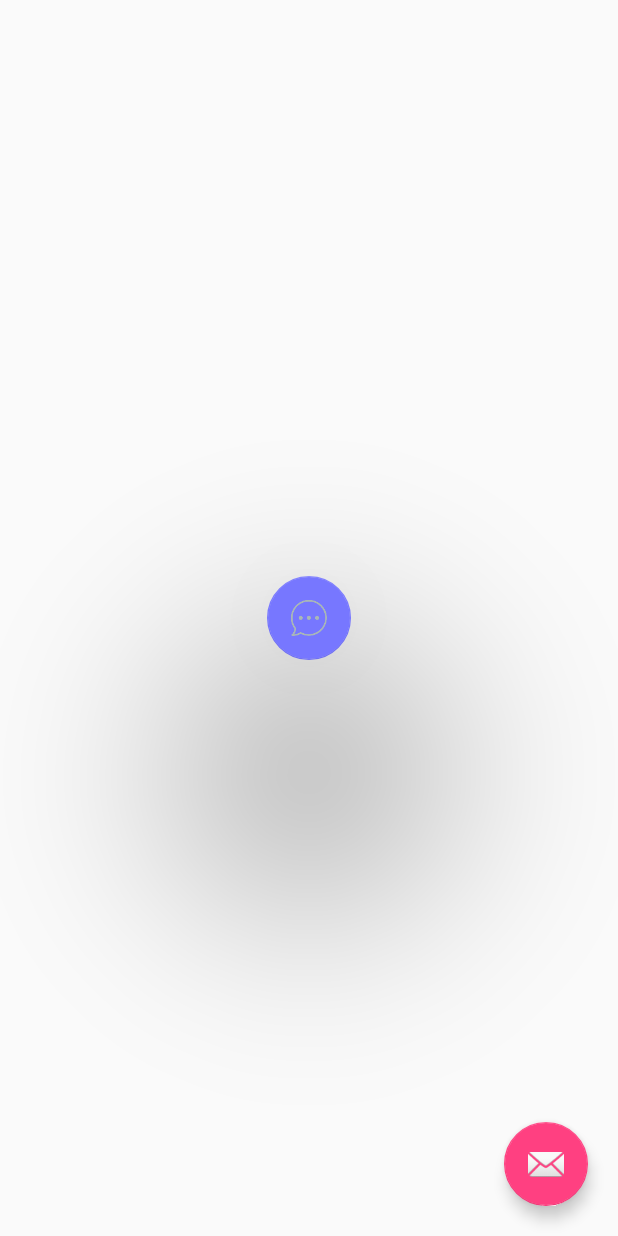
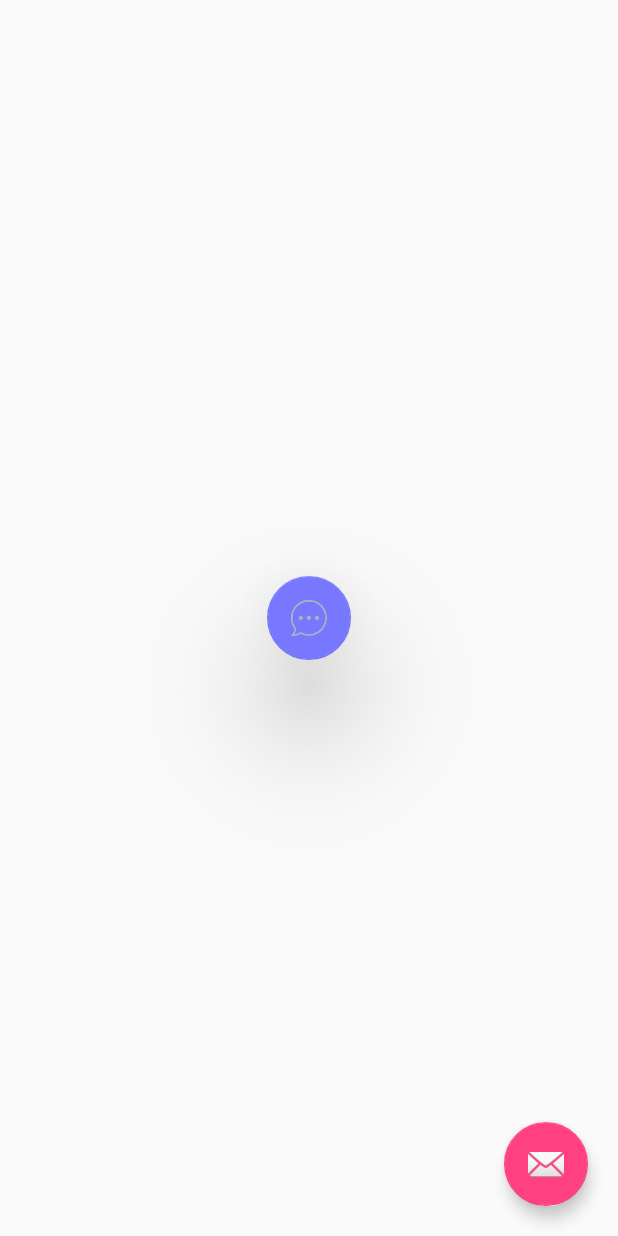
Before and after one commit to abcdnml/AAATest, an Android app: the Main2Activity screen opened directly, with no data from a screen before it, on a phone screen of 412 x 824 dp. Run offline under Robolectric (Android 15) with nearby library versions, the phone set to English and light mode, and no system bars.

Commit message:
修复按钮位置tablayout 页面不正确

```diff
--- a/materialdesign/src/main/res/layout/activity_main2.xml
+++ b/materialdesign/src/main/res/layout/activity_main2.xml
@@ -23,7 +23,7 @@
         android:layout_centerInParent="true"
         android:src="@mipmap/tab_session_normal"
         app:backgroundTint="#7777ff"
-        app:elevation="100dp"
-        app:pressedTranslationZ="100dp"
+        app:elevation="50dp"
+        app:pressedTranslationZ="50dp"
         app:rippleColor="#0000ff" />
 </RelativeLayout>
--- a/materialdesign/src/main/res/layout/activity_main3.xml
+++ b/materialdesign/src/main/res/layout/activity_main3.xml
@@ -62,9 +62,7 @@
         android:id="@+id/fab_del_tab"
         android:layout_width="wrap_content"
         android:layout_height="wrap_content"
-        android:layout_alignParentBottom="true"
-        android:layout_alignParentEnd="true"
-        android:layout_alignParentRight="true"
+        android:layout_gravity="bottom|start"
         android:layout_margin="20dp"
         android:visibility="gone"
         android:src="@mipmap/del" />
```
